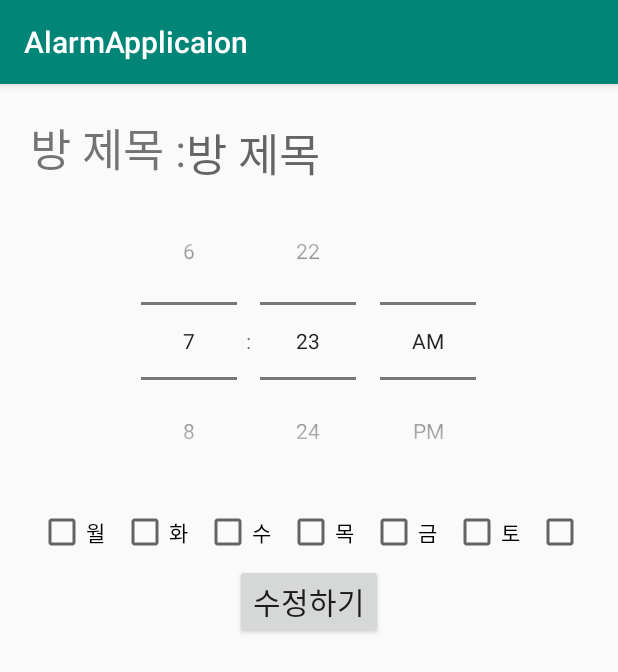
After one commit to HongyeongJu/MobileTermProject, an Android app: the AlarmUpdateActivity screen opened directly, with no data from a screen before it, on a phone screen of 412 x 824 dp. The commit adds this screen. Shown: the top 672 px of the screen. Run offline under Robolectric (Android 15) with nearby library versions, the phone set to English and light mode, and no system bars; our stand-ins replace Firebase (no records; nobody signed in at launch, a user with empty details on screens opened directly); 12 statements that could not run were skipped.

Commit message:
플로팅 콘텍스트 부분 완성.

```diff
--- /dev/null
+++ b/app/src/main/java/com/hfad/alarmapplicaion/AlarmUpdateActivity.java
@@ -0,0 +1,131 @@
+package com.hfad.alarmapplicaion;
+
+import android.os.Bundle;
+import android.view.View;
+import android.widget.Button;
+import android.widget.CheckBox;
+import android.widget.CompoundButton;
+import android.widget.TextView;
+import android.widget.TimePicker;
+import android.widget.Toast;
+
+import androidx.appcompat.app.AppCompatActivity;
+
+import com.hfad.alarmapplicaion.DatabaseSystem.FirebaseSystem;
+import com.hfad.alarmapplicaion.model.ChatRoom;
+import com.hfad.alarmapplicaion.model.User;
+
+// 알람방의 정보를 수정할 수 있는 화면
+public class AlarmUpdateActivity extends AppCompatActivity implements View.OnClickListener , CompoundButton.OnCheckedChangeListener, TimePicker.OnTimeChangedListener{
+
+    User myUserInfo;
+    TextView mRoomName;
+    TimePicker mTimePicker;
+    CheckBox mMonday;
+    CheckBox mTuesday;
+    CheckBox mWednesday;
+    CheckBox mThursday;
+    CheckBox mFriday;
+    CheckBox mSaturday;
+    CheckBox mSunday;
+    Button mSettingButton;
+    ChatRoom chatRoom;
+
+    int hourOfDay = 0;
+    int minute = 0;
+    private FirebaseSystem mFirebaseSystem;
+
+    boolean[] days = new boolean[7];
+    @Override
+    protected void onCreate(Bundle savedInstanceState) {
+        super.onCreate(savedInstanceState);
+        setContentView(R.layout.activity_alarm_update);
+
+        chatRoom = (ChatRoom)getIntent().getSerializableExtra("chat");       // 알람방 정보를 가져온다.
+
+        mFirebaseSystem = FirebaseSystem.getInstance(getApplicationContext());
+        mRoomName = (TextView)findViewById(R.id.roomName);
+        mTimePicker=  (TimePicker)findViewById(R.id.timePicker);
+        mMonday = (CheckBox)findViewById(R.id.monday);
+        mTuesday = (CheckBox)findViewById(R.id.tuesday);
+        mWednesday = (CheckBox)findViewById(R.id.wednesday);
+        mThursday = (CheckBox)findViewById(R.id.thursday);
+        mFriday = (CheckBox)findViewById(R.id.friday);
+        mSaturday = (CheckBox)findViewById(R.id.saturday);
+        mSunday = (CheckBox)findViewById(R.id.sunday);
+        mSettingButton = (Button)findViewById(R.id.settingbutton);
+
+        mMonday.setOnCheckedChangeListener(this);
+        mTuesday.setOnCheckedChangeListener(this);
+        mWednesday.setOnCheckedChangeListener(this);
+        mThursday.setOnCheckedChangeListener(this);
+        mFriday.setOnCheckedChangeListener(this);
+        mSaturday.setOnCheckedChangeListener(this);
+        mSunday.setOnCheckedChangeListener(this);
+        mSettingButton.setOnClickListener(this);
+
+        mTimePicker.setHour(chatRoom.hour);
+        mTimePicker.setMinute(chatRoom.minute);
+        mTimePicker.setOnTimeChangedListener(this);
+        mRoomName.setText(chatRoom.roomTitle);
+
+        mMonday.setChecked(chatRoom.monday);
+        mTuesday.setChecked(chatRoom.tuesday);
+        mWednesday.setChecked(chatRoom.wednesday);
+        mThursday.setChecked(chatRoom.thursday);
+        mFriday.setChecked(chatRoom.friday);
+        mSaturday.setChecked(chatRoom.saturday);
+        mSunday.setChecked(chatRoom.sunday);
+
+        hourOfDay = chatRoom.hour;
+        minute = chatRoom.minute;
+    }
+
+    @Override
+    public void onCheckedChanged(CompoundButton buttonView, boolean isChecked) {
+        switch(buttonView.getId()){
+            case R.id.monday:
+                days[0] = isChecked;
+                break;
+            case R.id.tuesday:
+                days[1] = isChecked;
+                break;
+            case R.id.wednesday:
+                days[2] = isChecked;
+                break;
+            case R.id.thursday:
+                days[3] = isChecked;
+                break;
+            case R.id.friday:
+                days[4] = isChecked;
+                break;
+            case R.id.saturday:
+                days[5] = isChecked;
+                break;
+            case R.id.sunday:
+                days[6] = isChecked;
+                break;
+        }
+    }
+
+    // 타임피커가 바뀌면 자동으로 갱신
+    @Override
+    public void onTimeChanged(TimePicker view, int hourOfDay, int minute) {
+        this.hourOfDay = hourOfDay;
+        this.minute = minute;
+    }
+
+    @Override
+    public void onClick(View v) {
+        if(v.getId() == R.id.settingbutton){
+            int hour = hourOfDay;
+            int min = minute;
+
+            mFirebaseSystem.updateAlarmRoom(chatRoom, hour, min, days);
+            Toast.makeText(getApplicationContext(), "알람방 시간을 바꾸었습니다.", Toast.LENGTH_SHORT).show();
+
+            setResult(RESULT_OK);
+            finish();
+        }
+    }
+}
--- /dev/null
+++ b/app/src/main/res/layout/activity_alarm_update.xml
@@ -0,0 +1,96 @@
+<?xml version="1.0" encoding="utf-8"?>
+<LinearLayout xmlns:android="http://schemas.android.com/apk/res/android"
+    android:orientation="vertical" android:layout_width="match_parent"
+    android:layout_height="match_parent"
+    android:padding="20dp">
+
+    <LinearLayout
+        android:layout_width="match_parent"
+        android:layout_height="wrap_content"
+        android:orientation="horizontal"
+        >
+
+        <TextView
+            android:layout_width="wrap_content"
+            android:layout_height="wrap_content"
+            android:text="방 제목 :"
+            android:textSize="30dp"
+            />
+
+        <TextView
+            android:id="@+id/roomName"
+            android:layout_width="wrap_content"
+            android:layout_height="wrap_content"
+            android:hint="방 제목"
+            android:textSize="30dp"/>
+
+    </LinearLayout>
+
+    <TimePicker
+        android:id="@+id/timePicker"
+        android:layout_width="wrap_content"
+        android:layout_height="wrap_content"
+        android:timePickerMode="spinner"
+        android:layout_gravity="center"/>
+
+    <LinearLayout
+        android:layout_width="match_parent"
+        android:layout_height="wrap_content"
+        android:orientation="horizontal"
+        android:gravity="center"
+        >
+        <CheckBox
+            android:id="@+id/monday"
+            android:text="월"
+            android:layout_width="wrap_content"
+            android:layout_height="wrap_content"
+            android:layout_margin="5dp"/>
+
+        <CheckBox
+            android:id="@+id/tuesday"
+            android:layout_width="wrap_content"
+            android:layout_height="wrap_content"
+            android:text="화"
+            android:layout_margin="5dp"/>
+        <CheckBox
+            android:id="@+id/wednesday"
+            android:layout_width="wrap_content"
+            android:layout_height="wrap_content"
+            android:text="수"
+            android:layout_margin="5dp"/>
+        <CheckBox
+            android:id="@+id/thursday"
+            android:layout_width="wrap_content"
+            android:layout_height="wrap_content"
+            android:text="목"
+            android:layout_margin="5dp"/>
+        <CheckBox
+            android:id="@+id/friday"
+            android:layout_width="wrap_content"
+            android:layout_height="wrap_content"
+            android:text="금"
+            android:layout_margin="5dp"/>
+        <CheckBox
+            android:id="@+id/saturday"
+            android:layout_width="wrap_content"
+            android:layout_height="wrap_content"
+            android:text="토"
+            android:layout_margin="5dp"/>
+        <CheckBox
+            android:id="@+id/sunday"
+            android:layout_width="wrap_content"
+            android:layout_height="wrap_content"
+            android:text="일"
+            android:layout_margin="5dp"/>
+
+    </LinearLayout>
+
+    <Button
+        android:id="@+id/settingbutton"
+        android:layout_width="wrap_content"
+        android:layout_height="wrap_content"
+        android:text="수정하기"
+        android:textSize="20dp"
+        android:layout_gravity="center"/>
+
+</LinearLayout>
```
Also changed, not shown: app/src/main/AndroidManifest.xml (+9 -15 lines), app/src/main/java/com/hfad/alarmapplicaion/DatabaseSystem/FirebaseSystem.java (+17 -0 lines), app/src/main/java/com/hfad/alarmapplicaion/ui/main/AlarmListFragment.java (+21 -1 lines).
